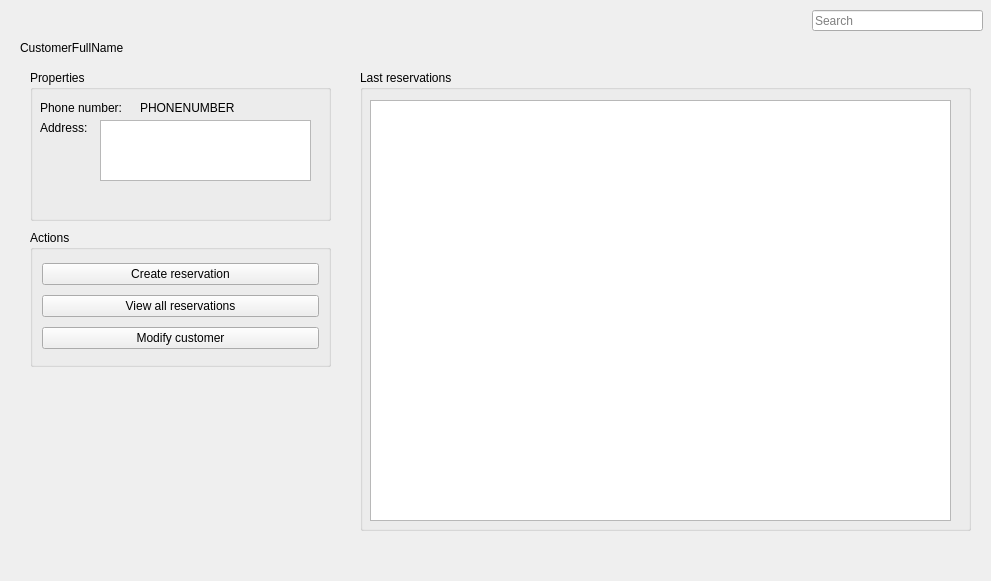
NgyAnthony/supinfo-2ccpp, file app/home.ui: the form before one commit.
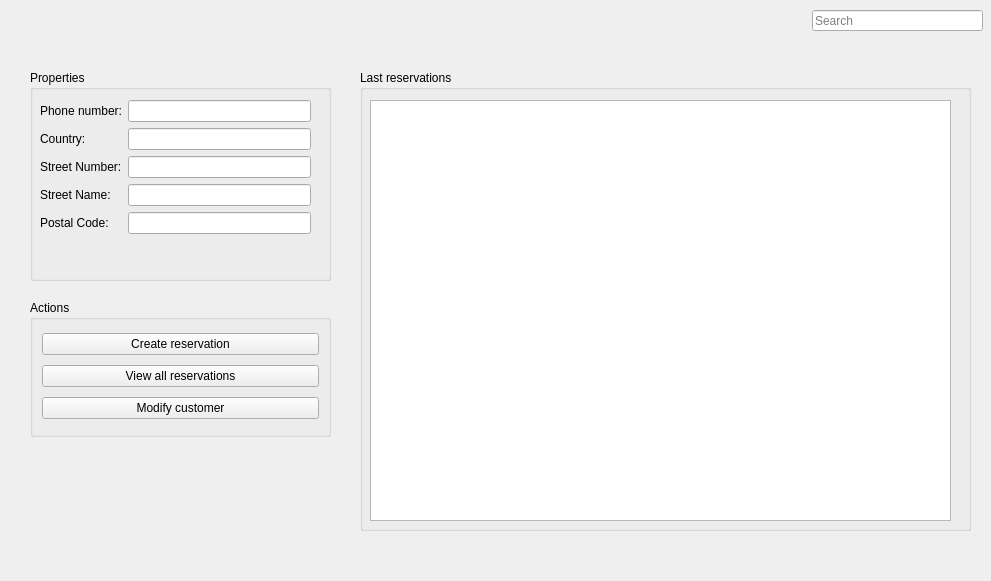
The form after the commit.

Commit message: Add customer search on home

Diff of the .ui file:
```diff
--- a/app/home.ui
+++ b/app/home.ui
@@ -29,79 +29,79 @@
     <string>Search</string>
    </property>
   </widget>
-  <widget class="QLabel" name="label">
-   <property name="geometry">
-    <rect>
-     <x>20</x>
-     <y>40</y>
-     <width>191</width>
-     <height>16</height>
-    </rect>
-   </property>
-   <property name="text">
-    <string>CustomerFullName</string>
-   </property>
-  </widget>
   <widget class="QGroupBox" name="groupBox">
    <property name="geometry">
     <rect>
      <x>30</x>
      <y>70</y>
      <width>301</width>
-     <height>151</height>
+     <height>211</height>
     </rect>
    </property>
    <property name="title">
     <string>Properties</string>
    </property>
-   <widget class="QLabel" name="label_2">
+   <widget class="QWidget" name="formLayoutWidget">
     <property name="geometry">
      <rect>
       <x>10</x>
       <y>30</y>
-      <width>101</width>
-      <height>16</height>
+      <width>271</width>
+      <height>147</height>
      </rect>
     </property>
-    <property name="text">
-     <string>Phone number:</string>
-    </property>
-   </widget>
-   <widget class="QLabel" name="label_3">
-    <property name="geometry">
-     <rect>
-      <x>10</x>
-      <y>50</y>
-      <width>58</width>
-      <height>16</height>
-     </rect>
-    </property>
-    <property name="text">
-     <string>Address:</string>
-    </property>
-   </widget>
-   <widget class="QLabel" name="label_4">
-    <property name="geometry">
-     <rect>
-      <x>110</x>
-      <y>30</y>
-      <width>141</width>
-      <height>16</height>
-     </rect>
-    </property>
-    <property name="text">
-     <string>PHONENUMBER</string>
-    </property>
-   </widget>
-   <widget class="QTextBrowser" name="textBrowser">
-    <property name="geometry">
-     <rect>
-      <x>70</x>
-      <y>50</y>
-      <width>211</width>
-      <height>61</height>
-     </rect>
-    </property>
+    <layout class="QFormLayout" name="formLayout">
+     <item row="0" column="0">
+      <widget class="QLabel" name="label_2">
+       <property name="text">
+        <string>Phone number:</string>
+       </property>
+      </widget>
+     </item>
+     <item row="1" column="0">
+      <widget class="QLabel" name="label_3">
+       <property name="text">
+        <string>Country:</string>
+       </property>
+      </widget>
+     </item>
+     <item row="2" column="0">
+      <widget class="QLabel" name="label_5">
+       <property name="text">
+        <string>Street Number:</string>
+       </property>
+      </widget>
+     </item>
+     <item row="3" column="0">
+      <widget class="QLabel" name="label_4">
+       <property name="text">
+        <string>Street Name:</string>
+       </property>
+      </widget>
+     </item>
+     <item row="4" column="0">
+      <widget class="QLabel" name="label_6">
+       <property name="text">
+        <string>Postal Code:</string>
+       </property>
+      </widget>
+     </item>
+     <item row="0" column="1">
+      <widget class="QLineEdit" name="customerPhoneNumber"/>
+     </item>
+     <item row="1" column="1">
+      <widget class="QLineEdit" name="customerCountry"/>
+     </item>
+     <item row="2" column="1">
+      <widget class="QLineEdit" name="customerStreetNumber"/>
+     </item>
+     <item row="3" column="1">
+      <widget class="QLineEdit" name="customerStreetName"/>
+     </item>
+     <item row="4" column="1">
+      <widget class="QLineEdit" name="customerPostalCode"/>
+     </item>
+    </layout>
    </widget>
   </widget>
   <widget class="QGroupBox" name="groupBox_2">
@@ -131,7 +131,7 @@
    <property name="geometry">
     <rect>
      <x>30</x>
-     <y>230</y>
+     <y>300</y>
      <width>301</width>
      <height>137</height>
     </rect>
@@ -163,6 +163,19 @@
     </item>
    </layout>
   </widget>
+  <widget class="QLabel" name="customerFullName">
+   <property name="geometry">
+    <rect>
+     <x>30</x>
+     <y>40</y>
+     <width>301</width>
+     <height>20</height>
+    </rect>
+   </property>
+   <property name="text">
+    <string/>
+   </property>
+  </widget>
  </widget>
  <resources/>
  <connections/>
```
The commit also changes 4 other files.
